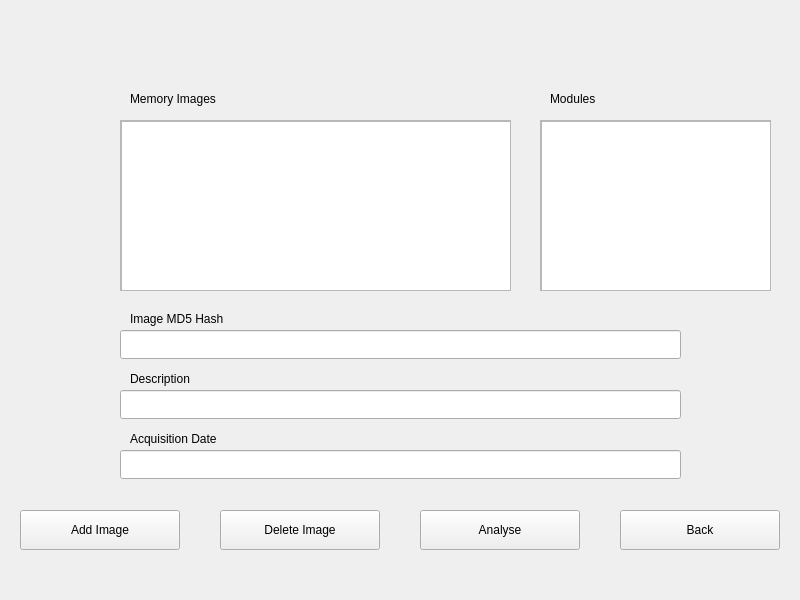
The window that csf/views/imageManager.ui (tiagolb/CSF-old) describes before a commit, drawn with Qt 5.
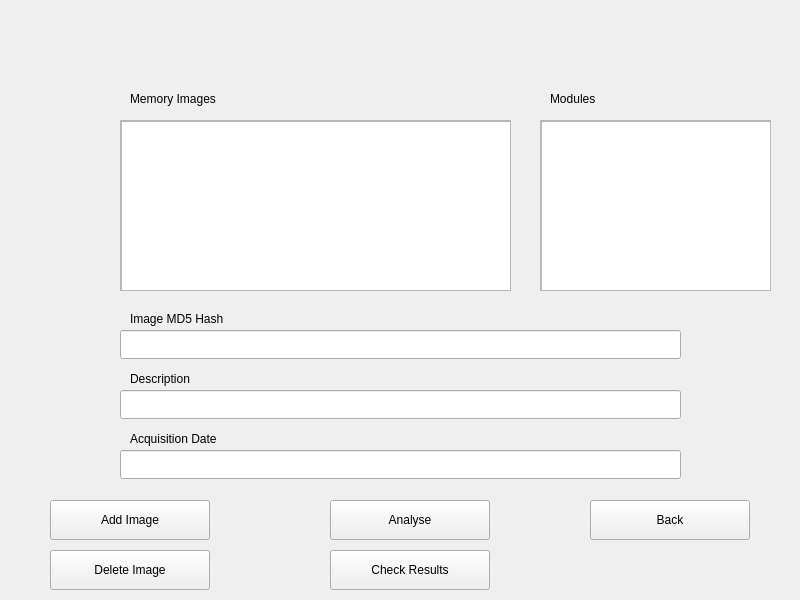
The same window after the commit.

Commit message: [ADD] Analysis results can now be shown in a webview window. Setup the ground for module selection and dump processing. Organized main.py

Patch:
```diff
--- a/csf/views/imageManager.ui
+++ b/csf/views/imageManager.ui
@@ -16,8 +16,8 @@
   <widget class="QPushButton" name="pushButton_2">
    <property name="geometry">
     <rect>
-     <x>420</x>
-     <y>510</y>
+     <x>330</x>
+     <y>500</y>
      <width>160</width>
      <height>40</height>
     </rect>
@@ -29,8 +29,8 @@
   <widget class="QPushButton" name="pushButton">
    <property name="geometry">
     <rect>
-     <x>20</x>
-     <y>510</y>
+     <x>50</x>
+     <y>500</y>
      <width>160</width>
      <height>40</height>
     </rect>
@@ -88,8 +88,8 @@
   <widget class="QPushButton" name="pushButton_3">
    <property name="geometry">
     <rect>
-     <x>220</x>
-     <y>510</y>
+     <x>50</x>
+     <y>550</y>
      <width>160</width>
      <height>40</height>
     </rect>
@@ -101,8 +101,8 @@
   <widget class="QPushButton" name="pushButton_4">
    <property name="geometry">
     <rect>
-     <x>620</x>
-     <y>510</y>
+     <x>590</x>
+     <y>500</y>
      <width>160</width>
      <height>40</height>
     </rect>
@@ -226,6 +226,19 @@
     </widget>
    </widget>
   </widget>
+  <widget class="QPushButton" name="pushButton_5">
+   <property name="geometry">
+    <rect>
+     <x>330</x>
+     <y>550</y>
+     <width>160</width>
+     <height>40</height>
+    </rect>
+   </property>
+   <property name="text">
+    <string>Check Results</string>
+   </property>
+  </widget>
  </widget>
  <resources/>
  <connections/>
```
The commit also changes 7 other files.
